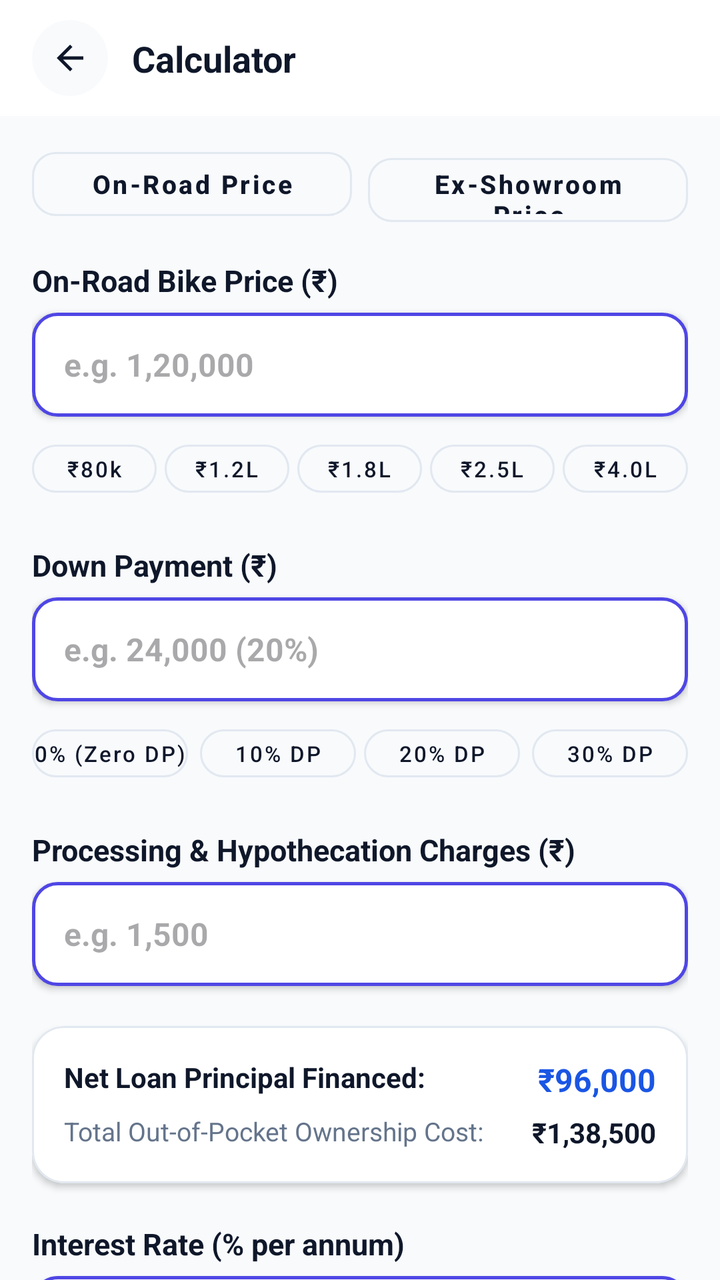
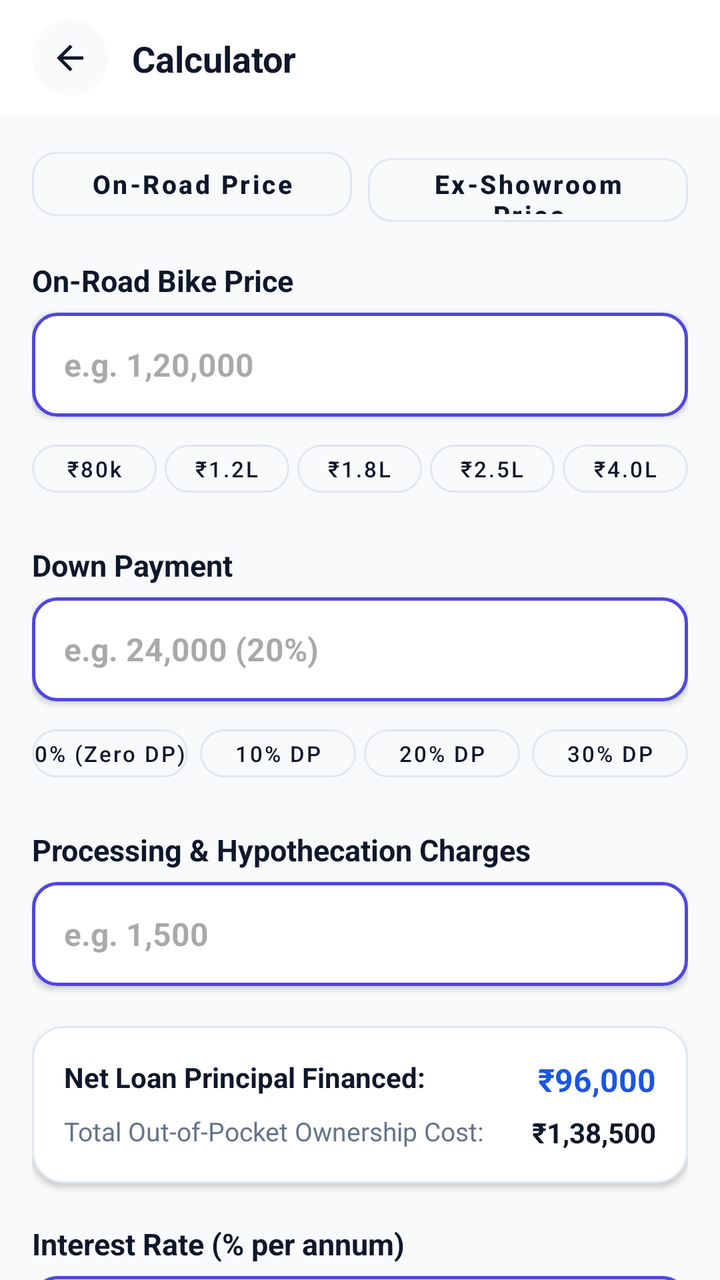

Two renders of the same Android screen: before a commit and after it. Below are the layout's source before the change and the commit's diff.
<!-- AndroidManifest.xml: application theme Theme.Calculatoremi -->
<!-- res/layout/activity_bike_loan.xml -->
<?xml version="1.0" encoding="utf-8"?>
<LinearLayout
    xmlns:android="http://schemas.android.com/apk/res/android"
    xmlns:app="http://schemas.android.com/apk/res-auto"
    android:layout_width="match_parent"
    android:layout_height="match_parent"
    android:background="@color/background"
    android:orientation="vertical">

    
    <include layout="@layout/layout_calculator_header" />

    <androidx.core.widget.NestedScrollView
        android:id="@+id/scrollViewBikeLoan"
        android:layout_width="match_parent"
        android:layout_height="0dp"
        android:layout_weight="1"
        android:clipToPadding="false"
        android:fillViewport="true"
        android:paddingBottom="36dp">

        <LinearLayout
            android:layout_width="match_parent"
            android:layout_height="wrap_content"
            android:orientation="vertical"
            android:paddingHorizontal="@dimen/screen_padding"
            android:paddingTop="12dp">

            
            <LinearLayout
                android:layout_width="match_parent"
                android:layout_height="wrap_content"
                android:layout_marginBottom="16dp"
                android:orientation="horizontal"
                android:weightSum="2">

                <com.google.android.material.button.MaterialButton
                    android:id="@+id/btnPriceOnRoad"
                    style="@style/Widget.MaterialComponents.Button.OutlinedButton"
                    android:layout_width="0dp"
                    android:layout_height="44dp"
                    android:layout_weight="1"
                    android:layout_marginEnd="4dp"
                    android:text="On-Road Price"
                    android:textAllCaps="false"
                    android:textColor="@color/text_primary"
                    android:textSize="13sp"
                    android:textStyle="bold"
                    app:strokeColor="@color/border_stroke"
                    app:cornerRadius="12dp" />

                <com.google.android.material.button.MaterialButton
                    android:id="@+id/btnPriceExShowroom"
                    style="@style/Widget.MaterialComponents.Button.OutlinedButton"
                    android:layout_width="0dp"
                    android:layout_height="44dp"
                    android:layout_weight="1"
                    android:layout_marginStart="4dp"
                    android:text="Ex-Showroom Price"
                    android:textAllCaps="false"
                    android:textColor="@color/text_primary"
                    android:textSize="13sp"
                    android:textStyle="bold"
                    app:strokeColor="@color/border_stroke"
                    app:cornerRadius="12dp" />

            </LinearLayout>

            
            <TextView
                android:id="@+id/txtBikePriceLabel"
                android:layout_width="wrap_content"
                android:layout_height="wrap_content"
                android:layout_marginBottom="6dp"
                android:text="On-Road Bike Price (₹)"
                android:textColor="@color/text_primary"
                android:textSize="15sp"
                android:textStyle="bold" />

            <EditText
                android:id="@+id/etBikePrice"
                android:layout_width="match_parent"
                android:layout_height="52dp"
                android:background="@drawable/numeric_input_border"
                android:elevation="2dp"
                android:hint="e.g. 1,20,000"
                android:inputType="numberDecimal"
                android:paddingHorizontal="16dp"
                android:textColor="@color/text_primary"
                android:textSize="16sp"
                android:textStyle="bold" />

            
            <LinearLayout
                android:layout_width="match_parent"
                android:layout_height="wrap_content"
                android:layout_marginTop="8dp"
                android:layout_marginBottom="20dp"
                android:orientation="horizontal"
                android:weightSum="5">

                <com.google.android.material.button.MaterialButton
                    android:id="@+id/chipPrice80k"
                    style="@style/Widget.MaterialComponents.Button.OutlinedButton"
                    android:layout_width="0dp"
                    android:layout_height="36dp"
                    android:layout_weight="1"
                    android:layout_marginEnd="2dp"
                    android:padding="0dp"
                    android:text="₹80k"
                    android:textAllCaps="false"
                    android:textColor="@color/text_primary"
                    android:textSize="11sp"
                    app:strokeColor="@color/border_stroke"
                    app:cornerRadius="18dp" />

                <com.google.android.material.button.MaterialButton
                    android:id="@+id/chipPrice120k"
                    style="@style/Widget.MaterialComponents.Button.OutlinedButton"
                    android:layout_width="0dp"
                    android:layout_height="36dp"
                    android:layout_weight="1"
                    android:layout_marginHorizontal="2dp"
                    android:padding="0dp"
                    android:text="₹1.2L"
                    android:textAllCaps="false"
                    android:textColor="@color/text_primary"
                    android:textSize="11sp"
                    app:strokeColor="@color/border_stroke"
                    app:cornerRadius="18dp" />

                <com.google.android.material.button.MaterialButton
                    android:id="@+id/chipPrice180k"
                    style="@style/Widget.MaterialComponents.Button.OutlinedButton"
                    android:layout_width="0dp"
                    android:layout_height="36dp"
                    android:layout_weight="1"
                    android:layout_marginHorizontal="2dp"
                    android:padding="0dp"
                    android:text="₹1.8L"
                    android:textAllCaps="false"
                    android:textColor="@color/text_primary"
                    android:textSize="11sp"
                    app:strokeColor="@color/border_stroke"
                    app:cornerRadius="18dp" />

                <com.google.android.material.button.MaterialButton
                    android:id="@+id/chipPrice250k"
                    style="@style/Widget.MaterialComponents.Button.OutlinedButton"
                    android:layout_width="0dp"
                    android:layout_height="36dp"
                    android:layout_weight="1"
                    android:layout_marginHorizontal="2dp"
                    android:padding="0dp"
                    android:text="₹2.5L"
                    android:textAllCaps="false"
                    android:textColor="@color/text_primary"
                    android:textSize="11sp"
                    app:strokeColor="@color/border_stroke"
                    app:cornerRadius="18dp" />

                <com.google.android.material.button.MaterialButton
                    android:id="@+id/chipPrice400k"
                    style="@style/Widget.MaterialComponents.Button.OutlinedButton"
                    android:layout_width="0dp"
                    android:layout_height="36dp"
                    android:layout_weight="1"
                    android:layout_marginStart="2dp"
                    android:padding="0dp"
                    android:text="₹4.0L"
                    android:textAllCaps="false"
                    android:textColor="@color/text_primary"
                    android:textSize="11sp"
                    app:strokeColor="@color/border_stroke"
                    app:cornerRadius="18dp" />

            </LinearLayout>

            
            <TextView
                android:layout_width="wrap_content"
                android:layout_height="wrap_content"
                android:layout_marginBottom="6dp"
                android:text="Down Payment (₹)"
                android:textColor="@color/text_primary"
                android:textSize="15sp"
                android:textStyle="bold" />

            <EditText
                android:id="@+id/etDownPayment"
                android:layout_width="match_parent"
                android:layout_height="52dp"
                android:background="@drawable/numeric_input_border"
                android:elevation="2dp"
                android:hint="e.g. 24,000 (20%)"
                android:inputType="numberDecimal"
                android:paddingHorizontal="16dp"
                android:textColor="@color/text_primary"
                android:textSize="16sp"
                android:textStyle="bold" />

            
            <LinearLayout
                android:layout_width="match_parent"
                android:layout_height="wrap_content"
                android:layout_marginTop="8dp"
                android:layout_marginBottom="20dp"
                android:orientation="horizontal"
                android:weightSum="4">

                <com.google.android.material.button.MaterialButton
                    android:id="@+id/chipDp0"
                    style="@style/Widget.MaterialComponents.Button.OutlinedButton"
                    android:layout_width="0dp"
                    android:layout_height="36dp"
                    android:layout_weight="1"
                    android:layout_marginEnd="4dp"
                    android:padding="0dp"
                    android:text="0% (Zero DP)"
                    android:textAllCaps="false"
                    android:textColor="@color/text_primary"
                    android:textSize="11sp"
                    app:strokeColor="@color/border_stroke"
                    app:cornerRadius="18dp" />

                <com.google.android.material.button.MaterialButton
                    android:id="@+id/chipDp10"
                    style="@style/Widget.MaterialComponents.Button.OutlinedButton"
                    android:layout_width="0dp"
                    android:layout_height="36dp"
                    android:layout_weight="1"
                    android:layout_marginHorizontal="2dp"
                    android:padding="0dp"
                    android:text="10% DP"
                    android:textAllCaps="false"
                    android:textColor="@color/text_primary"
                    android:textSize="11sp"
                    app:strokeColor="@color/border_stroke"
                    app:cornerRadius="18dp" />

                <com.google.android.material.button.MaterialButton
                    android:id="@+id/chipDp20"
                    style="@style/Widget.MaterialComponents.Button.OutlinedButton"
                    android:layout_width="0dp"
                    android:layout_height="36dp"
                    android:layout_weight="1"
                    android:layout_marginHorizontal="2dp"
                    android:padding="0dp"
                    android:text="20% DP"
                    android:textAllCaps="false"
                    android:textColor="@color/text_primary"
                    android:textSize="11sp"
                    app:strokeColor="@color/border_stroke"
                    app:cornerRadius="18dp" />

                <com.google.android.material.button.MaterialButton
                    android:id="@+id/chipDp30"
                    style="@style/Widget.MaterialComponents.Button.OutlinedButton"
                    android:layout_width="0dp"
                    android:layout_height="36dp"
                    android:layout_weight="1"
                    android:layout_marginStart="4dp"
                    android:padding="0dp"
                    android:text="30% DP"
                    android:textAllCaps="false"
                    android:textColor="@color/text_primary"
                    android:textSize="11sp"
                    app:strokeColor="@color/border_stroke"
                    app:cornerRadius="18dp" />

            </LinearLayout>

            
            <TextView
                android:layout_width="wrap_content"
                android:layout_height="wrap_content"
                android:layout_marginBottom="6dp"
                android:text="Processing &amp; Hypothecation Charges (₹)"
                android:textColor="@color/text_primary"
                android:textSize="15sp"
                android:textStyle="bold" />

            <EditText
                android:id="@+id/etProcessingFee"
                android:layout_width="match_parent"
                android:layout_height="52dp"
                android:layout_marginBottom="20dp"
                android:background="@drawable/numeric_input_border"
                android:elevation="2dp"
                android:hint="e.g. 1,500"
                android:inputType="numberDecimal"
                android:paddingHorizontal="16dp"
                android:textColor="@color/text_primary"
                android:textSize="16sp"
                android:textStyle="bold" />

            
            <com.google.android.material.card.MaterialCardView
                android:layout_width="match_parent"
                android:layout_height="wrap_content"
                android:layout_marginBottom="20dp"
                app:cardBackgroundColor="@color/surface"
                app:cardCornerRadius="16dp"
                app:cardElevation="2dp"
                app:strokeColor="@color/border_stroke"
                app:strokeWidth="1dp">

                <LinearLayout
                    android:layout_width="match_parent"
                    android:layout_height="wrap_content"
                    android:orientation="vertical"
                    android:padding="16dp">

                    <RelativeLayout
                        android:layout_width="match_parent"
                        android:layout_height="wrap_content">

                        <TextView
                            android:layout_width="wrap_content"
                            android:layout_height="wrap_content"
                            android:text="Net Loan Principal Financed:"
                            android:textColor="@color/text_primary"
                            android:textSize="14sp"
                            android:textStyle="bold" />

                        <TextView
                            android:id="@+id/txtNetLoanDisplay"
                            android:layout_width="wrap_content"
                            android:layout_height="wrap_content"
                            android:layout_alignParentEnd="true"
                            android:text="₹96,000"
                            android:textColor="#1A56E4"
                            android:textSize="16sp"
                            android:textStyle="bold" />
                    </RelativeLayout>

                    <RelativeLayout
                        android:layout_width="match_parent"
                        android:layout_height="wrap_content"
                        android:layout_marginTop="6dp">

                        <TextView
                            android:layout_width="wrap_content"
                            android:layout_height="wrap_content"
                            android:text="Total Out-of-Pocket Ownership Cost:"
                            android:textColor="@color/text_secondary"
                            android:textSize="13sp" />

                        <TextView
                            android:id="@+id/txtTotalOwnershipCostDisplay"
                            android:layout_width="wrap_content"
                            android:layout_height="wrap_content"
                            android:layout_alignParentEnd="true"
                            android:text="₹1,38,500"
                            android:textColor="@color/text_primary"
                            android:textSize="14sp"
                            android:textStyle="bold" />
                    </RelativeLayout>

                </LinearLayout>
            </com.google.android.material.card.MaterialCardView>

            
            <TextView
                android:layout_width="wrap_content"
                android:layout_height="wrap_content"
                android:layout_marginBottom="6dp"
                android:text="Interest Rate (% per annum)"
                android:textColor="@color/text_primary"
                android:textSize="15sp"
                android:textStyle="bold" />

            <EditText
                android:id="@+id/editTextNumber2"
                android:layout_width="match_parent"
                android:layout_height="52dp"
                android:background="@drawable/numeric_input_border"
                android:elevation="2dp"
                android:hint="e.g. 11.5"
                android:inputType="numberDecimal"
                android:paddingHorizontal="16dp"
                android:textColor="@color/text_primary"
                android:textSize="16sp"
                android:textStyle="bold" />

            
            <LinearLayout
                android:layout_width="match_parent"
                android:layout_height="wrap_content"
                android:layout_marginTop="8dp"
                android:layout_marginBottom="20dp"
                android:orientation="horizontal"
                android:weightSum="4">

                <com.google.android.material.button.MaterialButton
                    android:id="@+id/chipRate9_5"
                    style="@style/Widget.MaterialComponents.Button.OutlinedButton"
                    android:layout_width="0dp"
                    android:layout_height="36dp"
                    android:layout_weight="1"
                    android:layout_marginEnd="4dp"
                    android:padding="0dp"
                    android:text="9.5%"
                    android:textAllCaps="false"
                    android:textColor="@color/text_primary"
                    android:textSize="11sp"
                    app:strokeColor="@color/border_stroke"
                    app:cornerRadius="18dp" />

                <com.google.android.material.button.MaterialButton
                    android:id="@+id/chipRate11_5"
                    style="@style/Widget.MaterialComponents.Button.OutlinedButton"
                    android:layout_width="0dp"
                    android:layout_height="36dp"
                    android:layout_weight="1"
                    android:layout_marginHorizontal="2dp"
                    android:padding="0dp"
                    android:text="11.5%"
                    android:textAllCaps="false"
                    android:textColor="@color/text_primary"
                    android:textSize="11sp"
                    app:strokeColor="@color/border_stroke"
                    app:cornerRadius="18dp" />

                <com.google.android.material.button.MaterialButton
                    android:id="@+id/chipRate13_5"
                    style="@style/Widget.MaterialComponents.Button.OutlinedButton"
                    android:layout_width="0dp"
                    android:layout_height="36dp"
                    android:layout_weight="1"
                    android:layout_marginHorizontal="2dp"
                    android:padding="0dp"
                    android:text="13.5%"
                    android:textAllCaps="false"
                    android:textColor="@color/text_primary"
                    android:textSize="11sp"
                    app:strokeColor="@color/border_stroke"
                    app:cornerRadius="18dp" />

                <com.google.android.material.button.MaterialButton
                    android:id="@+id/chipRate15_5"
                    style="@style/Widget.MaterialComponents.Button.OutlinedButton"
                    android:layout_width="0dp"
                    android:layout_height="36dp"
                    android:layout_weight="1"
                    android:layout_marginStart="4dp"
                    android:padding="0dp"
                    android:text="15.5%"
                    android:textAllCaps="false"
                    android:textColor="@color/text_primary"
                    android:textSize="11sp"
                    app:strokeColor="@color/border_stroke"
                    app:cornerRadius="18dp" />

            </LinearLayout>

            
            <RelativeLayout
                android:layout_width="match_parent"
                android:layout_height="wrap_content"
                android:layout_marginBottom="6dp">

                <TextView
                    android:id="@+id/txtLoanTermLabel"
                    android:layout_width="wrap_content"
                    android:layout_height="wrap_content"
                    android:layout_alignParentStart="true"
                    android:text="Loan Duration (12 to 48 Mos)"
                    android:textColor="@color/text_primary"
                    android:textSize="15sp"
                    android:textStyle="bold" />
            </RelativeLayout>

            <com.example.calculatoremi.views.LoanTenureSelectorView
                android:id="@+id/loanTenureSelector"
                android:layout_width="match_parent"
                android:layout_height="wrap_content"
                android:layout_marginBottom="20dp" />

            
            <com.google.android.material.card.MaterialCardView
                android:layout_width="match_parent"
                android:layout_height="wrap_content"
                android:layout_marginBottom="24dp"
                app:cardBackgroundColor="#ECFDF5"
                app:cardCornerRadius="16dp"
                app:cardElevation="2dp"
                app:strokeColor="#A7F3D0"
                app:strokeWidth="1dp">

                <LinearLayout
                    android:layout_width="match_parent"
                    android:layout_height="wrap_content"
                    android:orientation="vertical"
                    android:padding="16dp">

                    <TextView
                        android:layout_width="wrap_content"
                        android:layout_height="wrap_content"
                        android:text="EV Scooter / Bike Fuel Savings vs EMI Offset"
                        android:textColor="#065F46"
                        android:textSize="14sp"
                        android:textStyle="bold" />

                    <RelativeLayout
                        android:layout_width="match_parent"
                        android:layout_height="wrap_content"
                        android:layout_marginTop="10dp">

                        <TextView
                            android:layout_width="wrap_content"
                            android:layout_height="wrap_content"
                            android:text="Est. Monthly Petrol Cost Saved:"
                            android:textColor="#047857"
                            android:textSize="13sp" />

                        <TextView
                            android:id="@+id/txtEvSavingsDisplay"
                            android:layout_width="wrap_content"
                            android:layout_height="wrap_content"
                            android:layout_alignParentEnd="true"
                            android:text="₹2,200 / mo"
                            android:textColor="#059669"
                            android:textSize="14sp"
                            android:textStyle="bold" />
                    </RelativeLayout>

                    <RelativeLayout
                        android:layout_width="match_parent"
                        android:layout_height="wrap_content"
                        android:layout_marginTop="6dp">

                        <TextView
                            android:layout_width="wrap_content"
                            android:layout_height="wrap_content"
                            android:text="Net Effective Monthly Bike EMI:"
                            android:textColor="#047857"
                            android:textSize="13sp" />

                        <TextView
                            android:id="@+id/txtNetEffectiveEmiDisplay"
                            android:layout_width="wrap_content"
                            android:layout_height="wrap_content"
                            android:layout_alignParentEnd="true"
                            android:text="₹980 / mo"
                            android:textColor="#065F46"
                            android:textSize="15sp"
                            android:textStyle="bold" />
                    </RelativeLayout>

                </LinearLayout>
            </com.google.android.material.card.MaterialCardView>

            
            <TextView
                android:layout_width="wrap_content"
                android:layout_height="wrap_content"
                android:layout_marginBottom="6dp"
                android:text="Purchase Date"
                android:textColor="@color/text_primary"
                android:textSize="15sp"
                android:textStyle="bold" />

            <androidx.constraintlayout.widget.ConstraintLayout
                android:id="@+id/startDateContainer"
                android:layout_width="match_parent"
                android:layout_height="52dp"
                android:layout_marginBottom="24dp"
                android:background="@drawable/numeric_input_border"
                android:clickable="true"
                android:focusable="true"
                android:paddingHorizontal="16dp">

                <TextView
                    android:id="@+id/txtSelectedDate"
                    android:layout_width="wrap_content"
                    android:layout_height="wrap_content"
                    android:text="24 Jul, 2026"
                    android:textColor="@color/text_primary"
                    android:textSize="15sp"
                    android:textStyle="bold"
                    app:layout_constraintBottom_toBottomOf="parent"
                    app:layout_constraintStart_toStartOf="parent"
                    app:layout_constraintTop_toTopOf="parent" />

                <ImageView
                    android:id="@+id/imgCalendar"
                    android:layout_width="22dp"
                    android:layout_height="22dp"
                    android:src="@drawable/ic_calendar"
                    app:layout_constraintBottom_toBottomOf="parent"
                    app:layout_constraintEnd_toEndOf="parent"
                    app:layout_constraintTop_toTopOf="parent"
                    app:tint="#1A56E4" />

            </androidx.constraintlayout.widget.ConstraintLayout>

            
            <com.google.android.material.button.MaterialButton
                android:id="@+id/btnCalculate"
                android:layout_width="match_parent"
                android:layout_height="54dp"
                android:text="Calculate Bike Loan EMI"
                android:textAllCaps="false"
                android:textSize="16sp"
                android:textStyle="bold"
                app:backgroundTint="#1A56E4"
                app:cornerRadius="16dp" />

            <com.google.android.material.button.MaterialButton
                android:id="@+id/btnReset"
                style="@style/Widget.MaterialComponents.Button.OutlinedButton"
                android:layout_width="match_parent"
                android:layout_height="50dp"
                android:layout_marginTop="10dp"
                android:text="Reset Fields"
                android:textAllCaps="false"
                android:textColor="#1A56E4"
                android:textSize="15sp"
                android:textStyle="bold"
                app:cornerRadius="16dp"
                app:strokeColor="#1A56E4" />

        </LinearLayout>
    </androidx.core.widget.NestedScrollView>

</LinearLayout>
<!-- res/layout/layout_calculator_header.xml (included above) -->
<?xml version="1.0" encoding="utf-8"?>
<androidx.constraintlayout.widget.ConstraintLayout xmlns:android="http://schemas.android.com/apk/res/android"
    xmlns:app="http://schemas.android.com/apk/res-auto"
    android:id="@+id/calculatorHeader"
    android:layout_width="match_parent"
    android:layout_height="wrap_content"
    android:minHeight="56dp"
    android:background="@color/surface"
    android:elevation="0dp"
    android:paddingStart="16dp"
    android:paddingEnd="16dp"
    android:paddingTop="10dp"
    android:paddingBottom="10dp">

    <com.google.android.material.card.MaterialCardView
        android:id="@+id/btnBackContainer"
        android:layout_width="38dp"
        android:layout_height="38dp"
        app:cardBackgroundColor="@color/background"
        app:cardCornerRadius="19dp"
        app:cardElevation="0dp"
        app:strokeWidth="0dp"
        app:layout_constraintBottom_toBottomOf="parent"
        app:layout_constraintStart_toStartOf="parent"
        app:layout_constraintTop_toTopOf="parent">

        <ImageView
            android:id="@+id/btnBack"
            android:layout_width="20dp"
            android:layout_height="20dp"
            android:layout_gravity="center"
            android:src="@drawable/ic_arrow_back"
            app:tint="@color/text_primary" />
    </com.google.android.material.card.MaterialCardView>

    <TextView
        android:id="@+id/txtTitle"
        android:layout_width="0dp"
        android:layout_height="wrap_content"
        android:layout_marginStart="12dp"
        android:layout_marginEnd="12dp"
        android:text="Calculator"
        android:textColor="@color/text_primary"
        android:textSize="18sp"
        android:textStyle="bold"
        android:maxLines="1"
        android:ellipsize="end"
        app:layout_constraintBottom_toBottomOf="parent"
        app:layout_constraintEnd_toEndOf="parent"
        app:layout_constraintStart_toEndOf="@id/btnBackContainer"
        app:layout_constraintTop_toTopOf="parent" />

</androidx.constraintlayout.widget.ConstraintLayout>
<!-- resources referenced by this layout -->
<resources>
  <color name="background">#F8FAFC</color>
  <color name="border_stroke">#E2E8F0</color>
  <color name="surface">#FFFFFF</color>
  <color name="text_primary">#0F172A</color>
  <color name="text_secondary">#64748B</color>
  <dimen name="screen_padding">16dp</dimen>
  <!-- drawable ic_arrow_back (drawable) -->
  <vector xmlns:android="http://schemas.android.com/apk/res/android"
      android:width="24dp"
      android:height="24dp"
      android:viewportWidth="960"
      android:viewportHeight="960">
    <path
        android:pathData="m313,520 l224,224 -57,56 -320,-320 320,-320 57,56 -224,224h487v80L313,520Z"
        android:fillColor="#e3e3e3"/>
  </vector>
  <!-- drawable ic_calendar (drawable) -->
  <vector xmlns:android="http://schemas.android.com/apk/res/android"
      android:width="24dp"
      android:height="24dp"
      android:viewportWidth="24"
      android:viewportHeight="24">
    <path
        android:fillColor="#FF000000"
        android:pathData="M19,4h-1V2h-2v2H8V2H6v2H5C3.89,4 3.01,4.9 3.01,6L3,20c0,1.1 0.89,2 2,2h14c1.1,0 2,-0.9 2,-2V6C21,4.9 20.1,4 19,4zM19,20H5V10h14V20zM9,14H7v-2h2V14zM13,14h-2v-2h2V14zM17,14h-2v-2h2V14zM9,18H7v-2h2V18zM13,18h-2v-2h2V18zM17,18h-2v-2h2V18z"/>
  </vector>
  <!-- drawable numeric_input_border (drawable) -->
  <?xml version="1.0" encoding="utf-8"?>
  <shape xmlns:android="http://schemas.android.com/apk/res/android"
      android:shape="rectangle">
  
      <solid android:color="@color/surface"/>
  
      <stroke
          android:width="1.5dp"
          android:color="@color/primary"/>
  
      <corners android:radius="12dp"/>
  </shape>
  <style name="Theme.Calculatoremi" parent="Base.Theme.Calculatoremi" />
  <color name="primary">#4F46E5</color>
  <style name="Base.Theme.Calculatoremi" parent="Theme.Material3.DayNight.NoActionBar">
          <item name="android:statusBarColor">@android:color/transparent</item>
          <item name="android:navigationBarColor">@android:color/transparent</item>
          <item name="android:windowLightStatusBar">true</item>
          <item name="android:windowLightNavigationBar">true</item>
          <item name="colorPrimary">@color/primary</item>
          <item name="colorOnPrimary">#FFFFFF</item>
          <item name="colorSecondary">@color/gradient_accent</item>
          <item name="colorOnSecondary">#FFFFFF</item>
      </style>
  <color name="gradient_accent">#818CF8</color>
</resources>

<!-- the commit's change to res/layout/activity_bike_loan.xml (unified diff, before → after) -->
@@ -72,7 +72,7 @@
                 android:layout_width="wrap_content"
                 android:layout_height="wrap_content"
                 android:layout_marginBottom="6dp"
-                android:text="On-Road Bike Price (₹)"
+                android:text="On-Road Bike Price"
                 android:textColor="@color/text_primary"
                 android:textSize="15sp"
                 android:textStyle="bold" />
@@ -181,7 +181,7 @@
                 android:layout_width="wrap_content"
                 android:layout_height="wrap_content"
                 android:layout_marginBottom="6dp"
-                android:text="Down Payment (₹)"
+                android:text="Down Payment"
                 android:textColor="@color/text_primary"
                 android:textSize="15sp"
                 android:textStyle="bold" />
@@ -275,7 +275,7 @@
                 android:layout_width="wrap_content"
                 android:layout_height="wrap_content"
                 android:layout_marginBottom="6dp"
-                android:text="Processing &amp; Hypothecation Charges (₹)"
+                android:text="Processing &amp; Hypothecation Charges"
                 android:textColor="@color/text_primary"
                 android:textSize="15sp"
                 android:textStyle="bold" />
